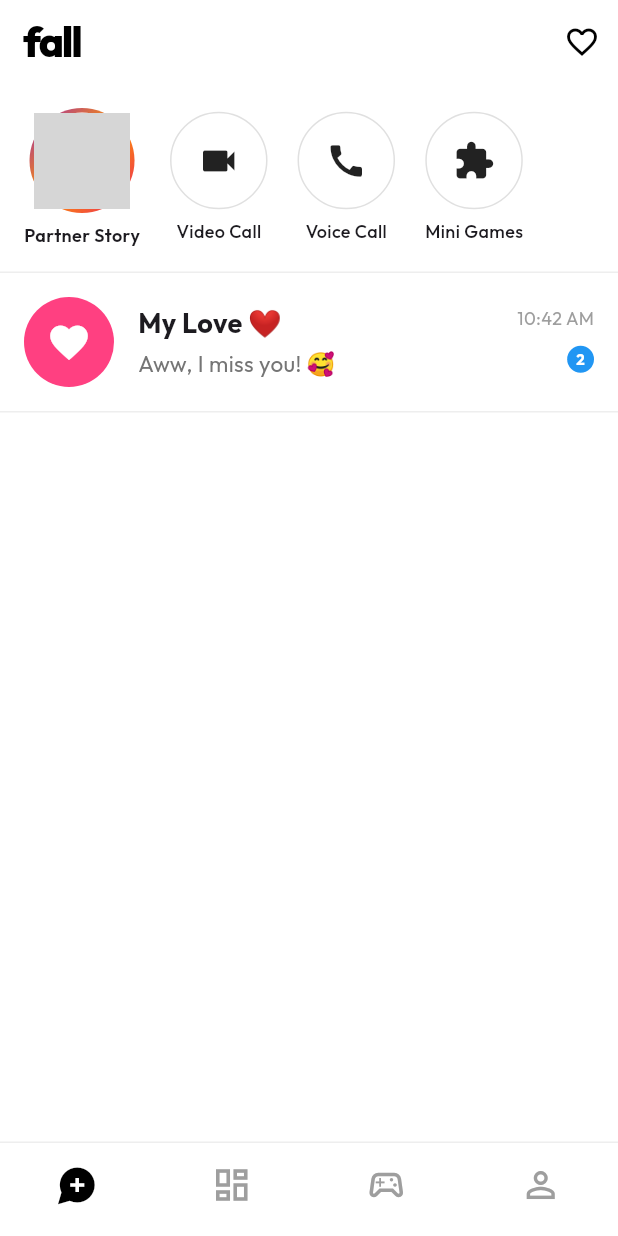
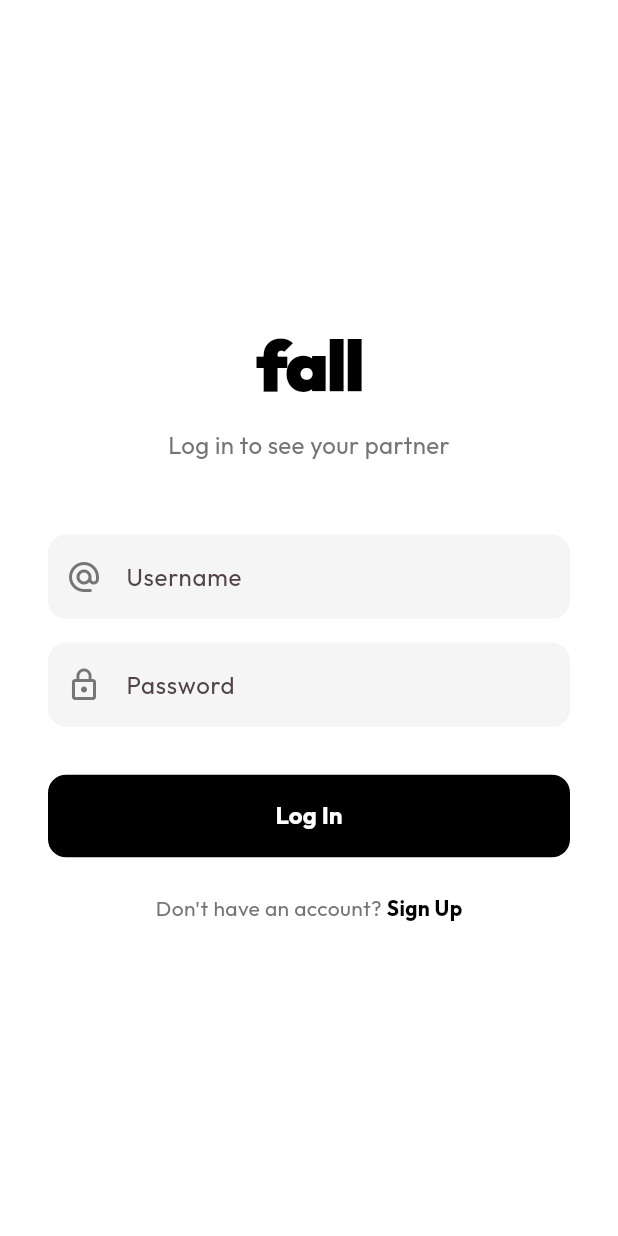
Before and after one commit to fallingbody/fall, a Flutter app: the screen it shows after launch, on a phone screen of 412 x 824 dp. Run offline on Flutter 3.47's test engine with Material 3 defaults, Android fonts, the phone set to English and light mode, and no system bars; our stand-ins replace battery_plus, flutter_chat_types, flutter_chat_ui, flutter_dotenv, geolocator, go_router and 3 more; missing offline and left inert: home_widget; accounts and stored records are empty; grey boxes are pictures that could not be loaded.

Commit message:
Add Login UI, Auth routing, and Partner Connection System

```diff
--- a/ldr_app/lib/main.dart
+++ b/ldr_app/lib/main.dart
@@ -4,7 +4,7 @@ import 'package:supabase_flutter/supabase_flutter.dart';
 import 'package:google_fonts/google_fonts.dart';
 import 'package:go_router/go_router.dart';
 
-import 'screens/home_screen.dart';
+import 'screens/auth_wrapper.dart';
 import 'screens/chat_screen.dart';
 import 'screens/calendar_screen.dart';
 import 'screens/memories_screen.dart';
@@ -41,52 +41,50 @@ final GoRouter _router = GoRouter(
     GoRoute(
       path: '/',
       builder: (BuildContext context, GoRouterState state) {
-        return const HomeScreen();
+        return const AuthWrapper();
       },
-      routes: <RouteBase>[
+    ),
     GoRoute(
-          path: 'chat',
+      path: '/chat',
       builder: (BuildContext context, GoRouterState state) {
         return const ChatScreen();
       },
     ),
     GoRoute(
-          path: 'calendar',
+      path: '/calendar',
       builder: (BuildContext context, GoRouterState state) {
         return const CalendarScreen();
       },
     ),
     GoRoute(
-          path: 'memories',
+      path: '/memories',
       builder: (BuildContext context, GoRouterState state) {
         return const MemoriesScreen();
       },
     ),
     GoRoute(
-          path: 'call',
+      path: '/call',
       builder: (BuildContext context, GoRouterState state) {
         return const CallScreen();
       },
     ),
     GoRoute(
-          path: 'achievements',
+      path: '/achievements',
       builder: (BuildContext context, GoRouterState state) {
         return const AchievementsScreen();
       },
     ),
     GoRoute(
-          path: 'games',
+      path: '/games',
       builder: (BuildContext context, GoRouterState state) {
         return const GamesScreen();
       },
     ),
     GoRoute(
-          path: 'settings',
+      path: '/settings',
       builder: (BuildContext context, GoRouterState state) {
         return const SettingsScreen();
       },
-        ),
-      ],
     ),
   ],
 );
@@ -97,15 +95,15 @@ class LdrApp extends StatelessWidget {
   @override
   Widget build(BuildContext context) {
     return MaterialApp.router(
-      title: 'LDR App',
+      title: 'fall',
       debugShowCheckedModeBanner: false,
       theme: ThemeData(
-        colorScheme: ColorScheme.fromSeed(seedColor: Colors.deepPurple, brightness: Brightness.light),
+        colorScheme: ColorScheme.fromSeed(seedColor: Colors.black, brightness: Brightness.light),
         useMaterial3: true,
         textTheme: GoogleFonts.outfitTextTheme(Theme.of(context).textTheme),
       ),
       darkTheme: ThemeData(
-        colorScheme: ColorScheme.fromSeed(seedColor: Colors.deepPurple, brightness: Brightness.dark),
+        colorScheme: ColorScheme.fromSeed(seedColor: Colors.black, brightness: Brightness.dark),
         useMaterial3: true,
         textTheme: GoogleFonts.outfitTextTheme(ThemeData.dark().textTheme),
       ),
--- /dev/null
+++ b/ldr_app/lib/screens/auth_wrapper.dart
@@ -0,0 +1,97 @@
+import 'package:flutter/material.dart';
+import 'package:supabase_flutter/supabase_flutter.dart';
+import 'login_screen.dart';
+import 'home_screen.dart';
+import 'partner_search_screen.dart';
+
+class AuthWrapper extends StatefulWidget {
+  const AuthWrapper({super.key});
+
+  @override
+  State<AuthWrapper> createState() => _AuthWrapperState();
+}
+
+class _AuthWrapperState extends State<AuthWrapper> {
+  bool _isLoading = true;
+  bool _isAuthenticated = false;
+  bool _hasPartner = false;
+
+  @override
+  void initState() {
+    super.initState();
+    _checkAuth();
+
+    // Listen to Auth State Changes
+    Supabase.instance.client.auth.onAuthStateChange.listen((data) {
+      final session = data.session;
+      if (session != null && mounted && !_isAuthenticated) {
+        _checkAuth();
+      } else if (session == null && mounted) {
+        setState(() {
+          _isAuthenticated = false;
+          _hasPartner = false;
+        });
+      }
+    });
+  }
+
+  Future<void> _checkAuth() async {
+    final session = Supabase.instance.client.auth.currentSession;
+    if (session == null) {
+      if (mounted) {
+        setState(() {
+          _isAuthenticated = false;
+          _isLoading = false;
+        });
+      }
+      return;
+    }
+
+    // User is logged in, check if they have a partner
+    try {
+      final res = await Supabase.instance.client
+          .from('profiles')
+          .select('partner_id')
+          .eq('id', session.user.id)
+          .maybeSingle();
+
+      if (mounted) {
+        setState(() {
+          _isAuthenticated = true;
+          _hasPartner = res != null && res['partner_id'] != null;
+          _isLoading = false;
+        });
+      }
+    } catch (e) {
+      debugPrint('Error checking profile: $e');
+      if (mounted) {
+        setState(() {
+          _isAuthenticated = true;
+          _hasPartner = false;
+          _isLoading = false;
+        });
+      }
+    }
+  }
+
+  @override
+  Widget build(BuildContext context) {
+    if (_isLoading) {
+      return const Scaffold(
+        body: Center(
+          child: CircularProgressIndicator(color: Colors.black),
+        ),
+      );
+    }
+
+    if (!_isAuthenticated) {
+      return const LoginScreen();
+    }
+
+    if (!_hasPartner) {
+      return const PartnerSearchScreen();
+    }
+
+    return const HomeScreen();
+  }
+}
--- /dev/null
+++ b/ldr_app/lib/screens/login_screen.dart
@@ -0,0 +1,236 @@
+import 'package:flutter/material.dart';
+import 'package:supabase_flutter/supabase_flutter.dart';
+import 'auth_wrapper.dart';
+
+class LoginScreen extends StatefulWidget {
+  const LoginScreen({super.key});
+
+  @override
+  State<LoginScreen> createState() => _LoginScreenState();
+}
+
+class _LoginScreenState extends State<LoginScreen> {
+  bool _isSignUp = false;
+  bool _isLoading = false;
+
+  final _usernameController = TextEditingController();
+  final _nameController = TextEditingController();
+  final _passwordController = TextEditingController();
+
+  final _supabase = Supabase.instance.client;
+
+  @override
+  void dispose() {
+    _usernameController.dispose();
+    _nameController.dispose();
+    _passwordController.dispose();
+    super.dispose();
+  }
+
+  String _formatUsernameToEmail(String username) {
+    return '${username.trim().toLowerCase()}@fall.app';
+  }
+
+  Future<void> _handleAuth() async {
+    final username = _usernameController.text.trim();
+    final password = _passwordController.text.trim();
+    final name = _nameController.text.trim();
+
+    if (username.isEmpty || password.isEmpty || (_isSignUp && name.isEmpty)) {
+      ScaffoldMessenger.of(context).showSnackBar(
+        const SnackBar(content: Text('Please fill all fields')),
+      );
+      return;
+    }
+
+    setState(() {
+      _isLoading = true;
+    });
+
+    try {
+      final email = _formatUsernameToEmail(username);
+
+      if (_isSignUp) {
+        // Sign Up
+        final AuthResponse res = await _supabase.auth.signUp(
+          email: email,
+          password: password,
+          data: {
+            'username': username,
+            'full_name': name,
+          },
+        );
+
+        if (res.user != null) {
+          // Profile insertion is handled by RLS/Trigger, but we can safely assume auth success.
+          if (mounted) {
+            ScaffoldMessenger.of(context).showSnackBar(
+              const SnackBar(content: Text('Account created! Logging in...')),
+            );
+          }
+        }
+      } else {
+        // Login
+        await _supabase.auth.signInWithPassword(
+          email: email,
+          password: password,
+        );
+      }
+
+      // If successful, the AuthWrapper will automatically navigate us to HomeScreen
+    } on AuthException catch (error) {
+      if (mounted) {
+        ScaffoldMessenger.of(context).showSnackBar(
+          SnackBar(content: Text(error.message), backgroundColor: Colors.redAccent),
+        );
+      }
+    } catch (error) {
+      if (mounted) {
+        ScaffoldMessenger.of(context).showSnackBar(
+          const SnackBar(content: Text('Unexpected error occurred'), backgroundColor: Colors.redAccent),
+        );
+      }
+    } finally {
+      if (mounted) {
+        setState(() {
+          _isLoading = false;
+        });
+      }
+    }
+  }
+
+  @override
+  Widget build(BuildContext context) {
+    return Scaffold(
+      backgroundColor: Colors.white,
+      body: SafeArea(
+        child: Center(
+          child: SingleChildScrollView(
+            padding: const EdgeInsets.symmetric(horizontal: 32.0),
+            child: Column(
+              mainAxisAlignment: MainAxisAlignment.center,
+              crossAxisAlignment: CrossAxisAlignment.stretch,
+              children: [
+                // Logo or App Name
+                const Text(
+                  'fall',
+                  textAlign: TextAlign.center,
+                  style: TextStyle(
+                    fontSize: 48,
+                    fontWeight: FontWeight.w900,
+                    letterSpacing: -2.0,
+                    color: Colors.black,
+                  ),
+                ),
+                const SizedBox(height: 8),
+                Text(
+                  _isSignUp ? 'Create an account to connect' : 'Log in to see your partner',
+                  textAlign: TextAlign.center,
+                  style: TextStyle(color: Colors.grey.shade600, fontSize: 16),
+                ),
+                const SizedBox(height: 48),
+
+                // Text Fields
+                if (_isSignUp) ...[
+                  _buildTextField(
+                    controller: _nameController,
+                    hint: 'Full Name',
+                    icon: Icons.person_outline,
+                  ),
+                  const SizedBox(height: 16),
+                ],
+                _buildTextField(
+                  controller: _usernameController,
+                  hint: 'Username',
+                  icon: Icons.alternate_email,
+                ),
+                const SizedBox(height: 16),
+                _buildTextField(
+                  controller: _passwordController,
+                  hint: 'Password',
+                  icon: Icons.lock_outline,
+                  isPassword: true,
+                ),
+                const SizedBox(height: 32),
+
+                // Submit Button
+                ElevatedButton(
+                  onPressed: _isLoading ? null : _handleAuth,
+                  style: ElevatedButton.styleFrom(
+                    backgroundColor: Colors.black,
+                    foregroundColor: Colors.white,
+                    padding: const EdgeInsets.symmetric(vertical: 16),
+                    elevation: 0,
+                    shape: RoundedRectangleBorder(
+                      borderRadius: BorderRadius.circular(12),
+                    ),
+                  ),
+                  child: _isLoading
+                      ? const SizedBox(
+                          height: 20,
+                          width: 20,
+                          child: CircularProgressIndicator(strokeWidth: 2, color: Colors.white),
+                        )
+                      : Text(
+                          _isSignUp ? 'Sign Up' : 'Log In',
+                          style: const TextStyle(fontSize: 16, fontWeight: FontWeight.bold),
+                        ),
+                ),
+                const SizedBox(height: 24),
+
+                // Toggle Sign Up / Log In
+                Row(
+                  mainAxisAlignment: MainAxisAlignment.center,
+                  children: [
+                    Text(
+                      _isSignUp ? "Already have an account? " : "Don't have an account? ",
+                      style: TextStyle(color: Colors.grey.shade600),
+                    ),
+                    GestureDetector(
+                      onTap: () {
+                        setState(() {
+                          _isSignUp = !_isSignUp;
+                        });
+                      },
+                      child: Text(
+                        _isSignUp ? 'Log In' : 'Sign Up',
+                        style: const TextStyle(fontWeight: FontWeight.bold, color: Colors.black),
+                      ),
+                    ),
+                  ],
+                ),
+              ],
+            ),
+          ),
+        ),
+      ),
+    );
+  }
+
+  Widget _buildTextField({
+    required TextEditingController controller,
+    required String hint,
+    required IconData icon,
+    bool isPassword = false,
+  }) {
+    return TextField(
+      controller: controller,
+      obscureText: isPassword,
+      decoration: InputDecoration(
+        hintText: hint,
+        prefixIcon: Icon(icon, color: Colors.grey.shade600),
+        filled: true,
+        fillColor: Colors.grey.shade100,
+        contentPadding: const EdgeInsets.symmetric(vertical: 16),
+        border: OutlineInputBorder(
+          borderRadius: BorderRadius.circular(12),
+          borderSide: BorderSide.none,
+        ),
+        focusedBorder: OutlineInputBorder(
+          borderRadius: BorderRadius.circular(12),
+          borderSide: const BorderSide(color: Colors.black, width: 1.5),
+        ),
+      ),
+    );
+  }
+}
```
Also changed, not shown: ldr_app/lib/screens/chat_screen.dart (+28 -6 lines), ldr_app/lib/screens/partner_search_screen.dart (added, +268 -0 lines). Lines whose indentation alone changed are shown as unchanged.
